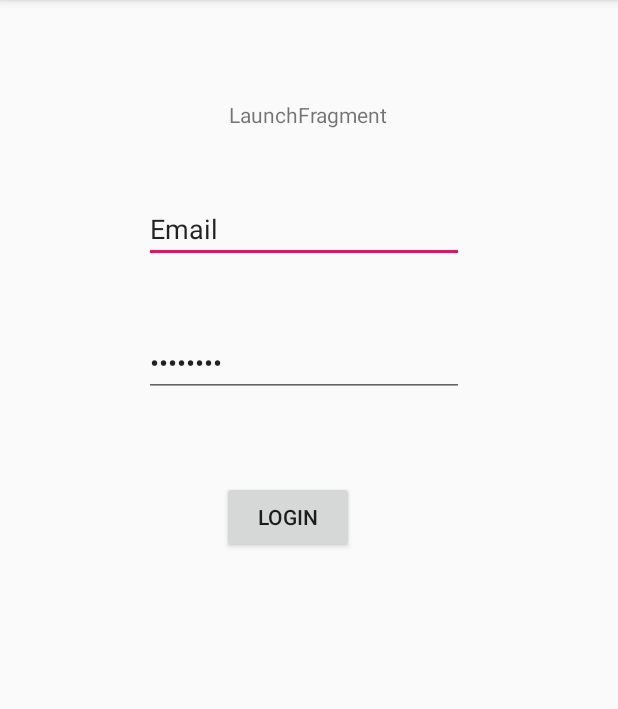
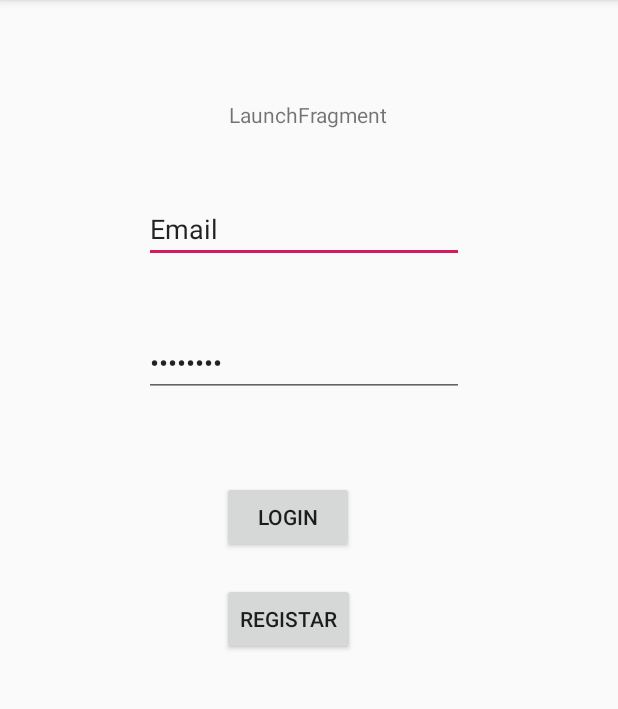
Before and after one commit to jbugalho/footdream, an Android app: the screen it shows after launch (Launch), on a phone screen of 412 x 824 dp, the part 84-793 px from its top. Run offline under Robolectric (Android 15) with nearby library versions, the phone set to English and light mode, and no system bars.

Commit message:
transicao login registo feito

```diff
--- a/footdream/app/src/main/java/com/bugalho/footdream/Launch.java
+++ b/footdream/app/src/main/java/com/bugalho/footdream/Launch.java
@@ -10,7 +10,7 @@ import com.bugalho.footdream.ui.register.RegisterFragment;
 public class Launch extends AppCompatActivity {
 
 
-    private boolean register = false;
+    public boolean register;
     @Override
     protected void onCreate(Bundle savedInstanceState) {
         super.onCreate(savedInstanceState);
--- a/footdream/app/src/main/java/com/bugalho/footdream/ui/launch/LaunchFragment.java
+++ b/footdream/app/src/main/java/com/bugalho/footdream/ui/launch/LaunchFragment.java
@@ -1,5 +1,8 @@
 package com.bugalho.footdream.ui.launch;
 
+import androidx.appcompat.app.AppCompatActivity;
+import androidx.fragment.app.FragmentManager;
+import androidx.fragment.app.FragmentTransaction;
 import androidx.lifecycle.ViewModelProviders;
 
 import android.content.Intent;
@@ -20,8 +23,10 @@ import android.widget.TextView;
 import com.bugalho.footdream.Helper.DatabaseBuilder;
 import com.bugalho.footdream.Helper.OnDatabaseBuilderQueryExecuteListener;
 import com.bugalho.footdream.Helper.QueryMode;
+import com.bugalho.footdream.Launch;
 import com.bugalho.footdream.MainActivity;
 import com.bugalho.footdream.R;
+import com.bugalho.footdream.ui.register.RegisterFragment;
 import com.bugalho.footdream.ui.register.RegisterViewModel;
 
 import java.sql.ResultSet;
@@ -40,7 +45,7 @@ public class LaunchFragment extends Fragment {
     private EditText email;
     private EditText passwordUsada;
     private TextView texto;
-
+    private Button registar;
     @Nullable
     @Override
     public View onCreateView(@NonNull LayoutInflater inflater, @Nullable ViewGroup container,
@@ -53,6 +58,15 @@ public class LaunchFragment extends Fragment {
         email = root.findViewById(R.id.email);
         passwordUsada = root.findViewById(R.id.password);
         texto = root.findViewById(R.id.message);
+        registar = root.findViewById(R.id.register);
+
+        registar.setOnClickListener(new View.OnClickListener(){
+            @Override
+            public void onClick(View view){
+                ((AppCompatActivity) view.getContext()).getSupportFragmentManager().beginTransaction()
+                        .replace(R.id.container, new RegisterFragment()).commit();
+            }
+        });
 
         loginButton.setOnClickListener(new View.OnClickListener() {
             @Override
--- a/footdream/app/src/main/res/layout/launch_fragment.xml
+++ b/footdream/app/src/main/res/layout/launch_fragment.xml
@@ -53,4 +53,13 @@
         app:layout_constraintStart_toStartOf="parent"
         app:layout_constraintTop_toBottomOf="@+id/password" />
 
+    <Button
+        android:id="@+id/register"
+        android:layout_width="wrap_content"
+        android:layout_height="wrap_content"
+        android:layout_marginStart="148dp"
+        android:layout_marginTop="20dp"
+        android:text="Registar"
+        app:layout_constraintStart_toStartOf="parent"
+        app:layout_constraintTop_toBottomOf="@+id/login" />
 </androidx.constraintlayout.widget.ConstraintLayout>
```
